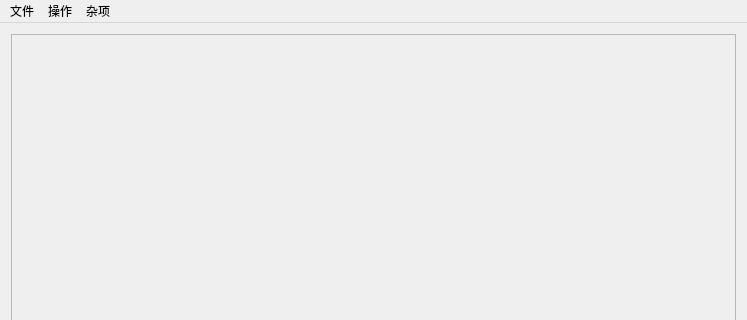
ClansChen/MyIMGTool, file MyIMGTool/myimgtool.ui: the form before one commit; both pictures show x 0 to 747 and y 0 to 320 of the 747 by 566 pixel window.
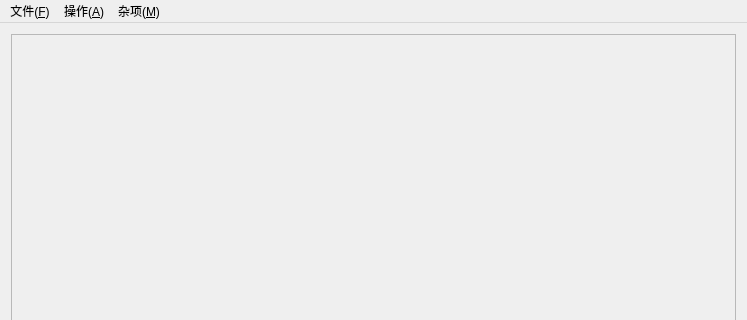
The form after the commit.

Diff of the .ui file:
```diff
--- a/MyIMGTool/myimgtool.ui
+++ b/MyIMGTool/myimgtool.ui
@@ -5,6 +5,9 @@
   <property name="windowModality">
    <enum>Qt::NonModal</enum>
   </property>
+  <property name="enabled">
+   <bool>true</bool>
+  </property>
   <property name="geometry">
    <rect>
     <x>0</x>
@@ -135,7 +138,7 @@
    </property>
    <widget class="QMenu" name="menu_file">
     <property name="title">
-     <string>文件</string>
+     <string>文件(&amp;F)</string>
     </property>
     <widget class="QMenu" name="menuNew">
      <property name="title">
@@ -151,7 +154,7 @@
    </widget>
    <widget class="QMenu" name="menu_operations">
     <property name="title">
-     <string>操作</string>
+     <string>操作(&amp;A)</string>
     </property>
     <addaction name="action_import"/>
     <addaction name="action_import_folder"/>
@@ -160,7 +163,7 @@
    </widget>
    <widget class="QMenu" name="menu_misc">
     <property name="title">
-     <string>杂项</string>
+     <string>杂项(&amp;M)</string>
     </property>
     <addaction name="action_showinfo"/>
    </widget>
```
Left out of the diff: 86 changed lines with no effect on the pictures.
